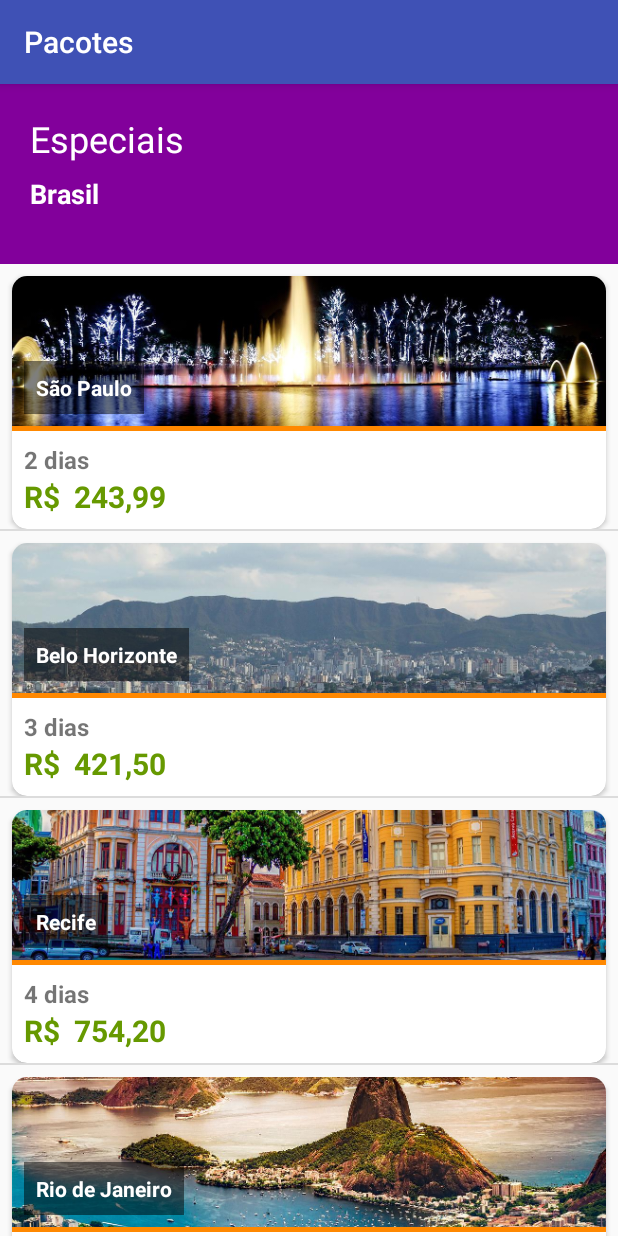
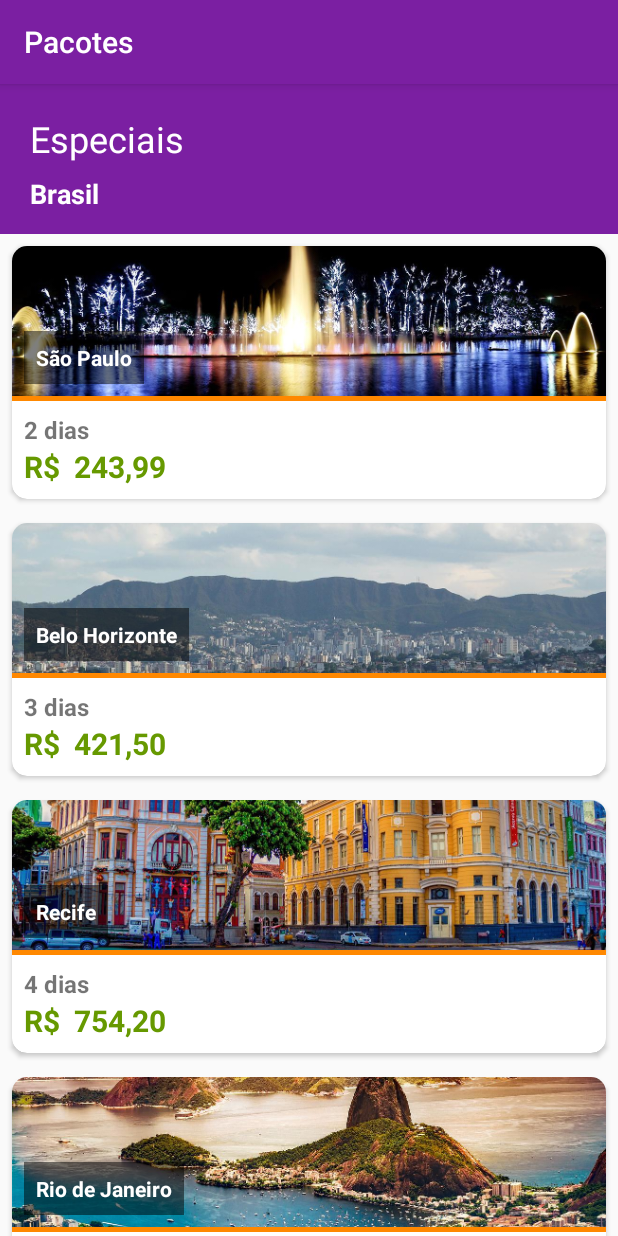
Before and after one commit to GabrielTavares99/your-travel-app, an Android app: the screen it shows after launch (ListaPacotesActivity), on a phone screen of 412 x 824 dp. Run offline under Robolectric (Android 15) with nearby library versions, the phone set to English and light mode, and no system bars.

Commit message:
Finalizando layout

```diff
--- a/app/src/main/res/layout/activity_lista_pacotes.xml
+++ b/app/src/main/res/layout/activity_lista_pacotes.xml
@@ -7,16 +7,17 @@
     tools:context="com.ueuo.gabrieltavares.main.ListaPacotesActivity">
 
     <ImageView
-        android:id="@+id/imageView"
+        android:id="@+id/cabecalho_pacotes"
         android:layout_width="0dp"
-        android:layout_height="120dp"
+        android:layout_height="100dp"
         android:layout_marginBottom="8dp"
         app:layout_constraintBottom_toBottomOf="parent"
         app:layout_constraintEnd_toEndOf="parent"
         app:layout_constraintStart_toStartOf="parent"
         app:layout_constraintTop_toTopOf="parent"
         app:layout_constraintVertical_bias="0.0"
-        app:srcCompat="@color/corFundoCabecalho" />
+        app:srcCompat="@color/colorPrimary"
+        android:contentDescription="@string/informacoes_aba_pacotes" />
 
     <TextView
         android:id="@+id/lbl_tipo_pacote"
@@ -27,8 +28,8 @@
         android:text="@string/tipo_pacote_especial"
         android:textColor="@android:color/background_light"
         android:textSize="24sp"
-        app:layout_constraintStart_toStartOf="parent"
-        app:layout_constraintTop_toTopOf="parent" />
+        app:layout_constraintStart_toStartOf="@id/cabecalho_pacotes"
+        app:layout_constraintTop_toTopOf="@id/cabecalho_pacotes" />
 
     <TextView
         android:id="@+id/lbl_pais"
@@ -47,12 +48,12 @@
         android:layout_width="0dp"
         android:layout_height="0dp"
         tools:listitem="@layout/item_pacote"
-        app:layout_constraintTop_toBottomOf="@id/imageView"
+        android:dividerHeight="0dp"
+        android:divider="@null"
+        app:layout_constraintTop_toBottomOf="@id/cabecalho_pacotes"
         app:layout_constraintBottom_toBottomOf="parent"
         app:layout_constraintStart_toStartOf="parent"
         app:layout_constraintEnd_toEndOf="parent"
         />
 
-
-
 </android.support.constraint.ConstraintLayout>
--- a/app/src/main/res/layout/item_pacote.xml
+++ b/app/src/main/res/layout/item_pacote.xml
@@ -1,19 +1,19 @@
 <android.support.constraint.ConstraintLayout xmlns:android="http://schemas.android.com/apk/res/android"
     xmlns:app="http://schemas.android.com/apk/res-auto"
+    xmlns:tools="http://schemas.android.com/tools"
     android:layout_width="match_parent"
-    android:layout_height="match_parent"
-    xmlns:tools="http://schemas.android.com/tools">
+    android:layout_height="match_parent">
 
     <android.support.v7.widget.CardView
         android:id="@+id/item_pacote_cardview"
         android:layout_width="match_parent"
         android:layout_height="wrap_content"
-        android:layout_marginEnd="8dp"
-        android:layout_marginStart="8dp"
-        android:layout_marginTop="8dp"
+        android:layout_margin="8dp"
         app:cardCornerRadius="10dp"
         app:layout_constraintEnd_toEndOf="parent"
         app:layout_constraintStart_toStartOf="parent"
+        app:layout_constraintBottom_toBottomOf="parent"
+        app:layout_constraintVertical_bias="0.0"
         app:layout_constraintTop_toTopOf="parent">
 
         <android.support.constraint.ConstraintLayout
@@ -24,12 +24,12 @@
                 android:id="@+id/item_pacote_imagem"
                 android:layout_width="0dp"
                 android:layout_height="100dp"
-                android:contentDescription="Paisagem"
+                android:contentDescription="@string/imagem_descricao"
                 android:scaleType="centerCrop"
-                tools:src="@sample/pacotes.json/pacotes/imagem"
                 app:layout_constraintEnd_toEndOf="parent"
                 app:layout_constraintStart_toStartOf="parent"
-                app:layout_constraintTop_toTopOf="parent" />
+                app:layout_constraintTop_toTopOf="parent"
+                tools:src="@sample/pacotes.json/pacotes/imagem" />
 
             <TextView
                 android:id="@+id/item_pacote_cidade"
@@ -38,7 +38,6 @@
                 android:layout_margin="8dp"
                 android:background="@android:drawable/screen_background_dark_transparent"
                 android:padding="8dp"
-                tools:text="@sample/pacotes.json/pacotes/local"
                 android:textColor="@android:color/white"
                 android:textSize="14sp"
                 android:textStyle="bold"
@@ -47,20 +46,21 @@
                 app:layout_constraintHorizontal_bias="0.0"
                 app:layout_constraintStart_toStartOf="@+id/item_pacote_imagem"
                 app:layout_constraintTop_toTopOf="@id/item_pacote_imagem"
-                app:layout_constraintVertical_bias="1.0" />
+                app:layout_constraintVertical_bias="1.0"
+                tools:text="@sample/pacotes.json/pacotes/local" />
 
             <TextView
                 android:id="@+id/item_pacote_dias"
                 android:layout_width="wrap_content"
                 android:layout_height="wrap_content"
                 android:layout_margin="8dp"
-                tools:text="@sample/pacotes.json/pacotes/dias"
                 android:textSize="16sp"
                 android:textStyle="bold"
                 app:layout_constraintEnd_toEndOf="parent"
                 app:layout_constraintHorizontal_bias="0.0"
                 app:layout_constraintStart_toStartOf="parent"
-                app:layout_constraintTop_toBottomOf="@id/item_pacote_divisor" />
+                app:layout_constraintTop_toBottomOf="@id/item_pacote_divisor"
+                tools:text="@sample/pacotes.json/pacotes/dias" />
 
             <View
                 android:id="@+id/item_pacote_divisor"
@@ -69,20 +69,20 @@
                 android:background="@android:color/holo_orange_dark"
                 app:layout_constraintEnd_toEndOf="parent"
                 app:layout_constraintStart_toStartOf="parent"
-                app:layout_constraintTop_toBottomOf="@id/item_pacote_imagem"/>
+                app:layout_constraintTop_toBottomOf="@id/item_pacote_imagem" />
 
             <TextView
                 android:id="@+id/item_pacote_preco"
                 android:layout_width="wrap_content"
                 android:layout_height="wrap_content"
-                tools:text="@sample/pacotes.json/pacotes/preco"
+                android:layout_marginBottom="8dp"
                 android:textColor="@android:color/holo_green_dark"
                 android:textSize="20sp"
                 android:textStyle="bold"
-                android:layout_marginBottom="8dp"
                 app:layout_constraintBottom_toBottomOf="parent"
                 app:layout_constraintStart_toStartOf="@id/item_pacote_dias"
-                app:layout_constraintTop_toBottomOf="@id/item_pacote_dias" />
+                app:layout_constraintTop_toBottomOf="@id/item_pacote_dias"
+                tools:text="@sample/pacotes.json/pacotes/preco" />
 
         </android.support.constraint.ConstraintLayout>
     </android.support.v7.widget.CardView>
--- a/app/src/main/res/values/colors.xml
+++ b/app/src/main/res/values/colors.xml
@@ -1,8 +1,8 @@
 <?xml version="1.0" encoding="utf-8"?>
 <resources>
-    <color name="colorPrimary">#3F51B5</color>
-    <color name="colorPrimaryDark">#303F9F</color>
-    <color name="colorAccent">#FF4081</color>
+    <color name="colorPrimary">#7b1fa2</color>
+    <color name="colorPrimaryDark">#4a0072</color>
+    <color name="colorAccent">#ae52d4</color>
 
     <color name="corFundoCabecalho">#82009b</color>
 </resources>
--- a/app/src/main/res/values/strings.xml
+++ b/app/src/main/res/values/strings.xml
@@ -4,7 +4,8 @@
     <string name="tipo_pacote_especial">Especiais</string>
     <string name="nome_categoria">Pacotes</string>
     <string name="pais_brasil">Brasil</string>
-
+    <string name="informacoes_aba_pacotes">TODO</string>
+    <string name="imagem_descricao">Paisagem</string>
 
 
 </resources>
```
